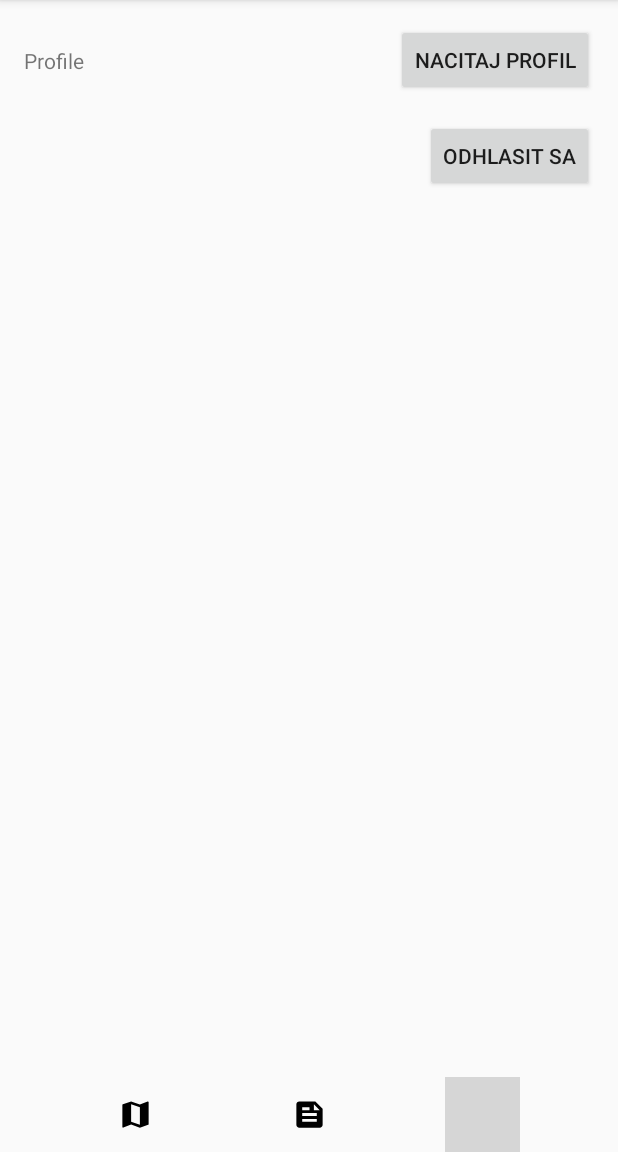
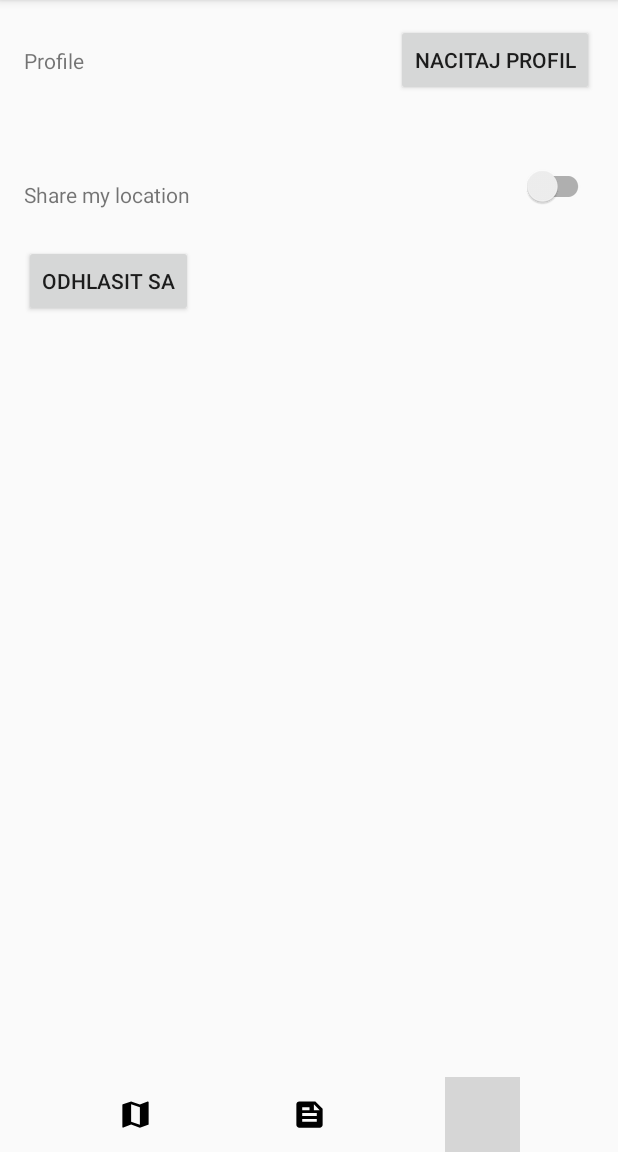
Before and after one commit to David-Baranec/mobv, an Android app: the ProfileFragment screen opened through its navigation route, on a phone screen of 412 x 824 dp, the part 84-1236 px from its top. Run offline under Robolectric (Android 15) with nearby library versions, the phone set to English and light mode, and no system bars; our stand-ins replace data binding; grey boxes are pictures that could not be loaded.

Commit message:
feat: 5.6 done

```diff
--- a/app/build.gradle.kts
+++ b/app/build.gradle.kts
@@ -57,4 +57,5 @@ dependencies {
     implementation ("com.squareup.retrofit2:converter-moshi:2.5.0")
     implementation("androidx.lifecycle:lifecycle-viewmodel-ktx:2.6.2")
     implementation("androidx.lifecycle:lifecycle-livedata-ktx:2.6.2")
+    implementation("com.google.android.gms:play-services-location:18.0.0")
 }
--- a/app/src/main/AndroidManifest.xml
+++ b/app/src/main/AndroidManifest.xml
@@ -5,6 +5,7 @@
     <uses-permission android:name="android.permission.ACCESS_COARSE_LOCATION" />
     <uses-permission android:name="android.permission.ACCESS_NETWORK_STATE" />
     <uses-permission android:name="android.permission.INTERNET" />
+    <uses-permission android:name="android.permission.ACCESS_BACKGROUND_LOCATION" />
     <application
         android:allowBackup="true"
         android:dataExtractionRules="@xml/data_extraction_rules"
--- a/app/src/main/java/com/example/cvicenie2/data/PreferenceData.kt
+++ b/app/src/main/java/com/example/cvicenie2/data/PreferenceData.kt
@@ -34,7 +34,19 @@ class PreferenceData private constructor() {
 
         return User.fromJson(json)
     }
+    fun putSharing(context: Context?, sharing: Boolean) {
+        val sharedPref = getSharedPreferences(context) ?: return
+        val editor = sharedPref.edit()
+        editor.putBoolean(sharingKey, sharing)
+        editor.apply()
+    }
 
+    fun getSharing(context: Context?): Boolean {
+        val sharedPref = getSharedPreferences(context) ?: return false
+        val sharing = sharedPref.getBoolean(sharingKey, false)
+
+        return sharing
+    }
     companion object {
         @Volatile
         private var INSTANCE: PreferenceData? = null
@@ -49,6 +61,7 @@ class PreferenceData private constructor() {
 
         private const val shpKey = AppConfig.SharedPreferences_KEY
         private const val userKey = "userKey"
+        private const val sharingKey = "sharingKey"
 
 
     }
--- a/app/src/main/java/com/example/cvicenie2/fragments/ProfileFragment.kt
+++ b/app/src/main/java/com/example/cvicenie2/fragments/ProfileFragment.kt
@@ -1,6 +1,11 @@
 package com.example.cvicenie2.fragments
+import android.Manifest
+import android.content.Context
+import android.content.pm.PackageManager
 import android.os.Bundle
 import android.view.View
+import androidx.activity.result.contract.ActivityResultContracts
+import androidx.core.content.ContextCompat
 import androidx.fragment.app.Fragment
 import com.example.cvicenie2.BottomBar
 import com.example.cvicenie2.R
@@ -14,6 +19,20 @@ import com.google.android.material.snackbar.Snackbar
 class ProfileFragment : Fragment(R.layout.fragment_profile) {
     private lateinit var viewModel: ProfileViewModel
     private var binding: FragmentProfileBinding? = null
+    private val PERMISSIONS_REQUIRED = arrayOf(Manifest.permission.ACCESS_FINE_LOCATION)
+
+    val requestPermissionLauncher =
+        registerForActivityResult(
+            ActivityResultContracts.RequestPermission()
+        ) { isGranted: Boolean ->
+            if (!isGranted) {
+                viewModel.sharingLocation.postValue(false)
+            }
+        }
+
+    fun hasPermissions(context: Context) = PERMISSIONS_REQUIRED.all {
+        ContextCompat.checkSelfPermission(context, it) == PackageManager.PERMISSION_GRANTED
+    }
 
     override fun onCreate(savedInstanceState: Bundle?) {
         super.onCreate(savedInstanceState)
@@ -55,6 +74,27 @@ class ProfileFragment : Fragment(R.layout.fragment_profile) {
                     ).show()
                 }
             }
+            viewModel.sharingLocation.postValue(
+                PreferenceData.getInstance().getSharing(requireContext())
+            )
+
+            viewModel.sharingLocation.observe(viewLifecycleOwner) {
+                it?.let {
+                    if (it) {
+                        if (!hasPermissions(requireContext())) {
+                            viewModel.sharingLocation.postValue(false)
+                            requestPermissionLauncher.launch(
+                                Manifest.permission.ACCESS_FINE_LOCATION
+                            )
+                        } else {
+                            PreferenceData.getInstance().putSharing(requireContext(), true)
+                        }
+                    } else {
+                        PreferenceData.getInstance().putSharing(requireContext(), false)
+                    }
+                }
+            }
+
         }
     }
 }
--- a/app/src/main/java/com/example/cvicenie2/viewmodels/ProfileViewModel.kt
+++ b/app/src/main/java/com/example/cvicenie2/viewmodels/ProfileViewModel.kt
@@ -14,8 +14,9 @@ class ProfileViewModel(private val dataRepository: DataRepository) : ViewModel()
     val profileResult: LiveData<String> get() = _profileResult
 
     private val _userResult = MutableLiveData<User?>()
+
     val userResult: LiveData<User?> get() = _userResult
-
+    val sharingLocation = MutableLiveData<Boolean?>(null)
     fun loadUser(uid: String) {
         viewModelScope.launch {
             val result = dataRepository.apiGetUser(uid)
--- a/app/src/main/res/layout/fragment_profile.xml
+++ b/app/src/main/res/layout/fragment_profile.xml
@@ -1,15 +1,12 @@
 <?xml version="1.0" encoding="utf-8"?>
-
-<layout xmlns:android="http://schemas.android.com/apk/res/android"
+<layout xmlns:tools="http://schemas.android.com/tools"
+    xmlns:android="http://schemas.android.com/apk/res/android"
     xmlns:app="http://schemas.android.com/apk/res-auto">
-
     <data>
         <variable
             name="model"
             type="com.example.cvicenie2.viewmodels.ProfileViewModel" />
-
     </data>
-
     <androidx.constraintlayout.widget.ConstraintLayout
         android:layout_width="match_parent"
         android:layout_height="match_parent">
@@ -22,17 +19,14 @@
             app:layout_constraintTop_toTopOf="@id/load_profile_btn"
             app:layout_constraintBottom_toBottomOf="@id/load_profile_btn"
             app:layout_constraintStart_toStartOf="parent" />
-
         <TextView
             android:id="@+id/name"
             android:text="@{model.userResult.username}"
-            app:layout_constraintTop_toBottomOf="@id/logout_btn"
+            app:layout_constraintTop_toBottomOf="@id/textView"
             app:layout_constraintStart_toStartOf="parent"
-            app:layout_constraintEnd_toEndOf="parent"
             android:layout_margin="@dimen/activity_horizontal_margin"
             android:layout_width="wrap_content"
             android:layout_height="wrap_content" />
-
         <Button
             android:id="@+id/load_profile_btn"
             android:text="@string/nacitaj_profil"
@@ -42,13 +36,36 @@
             app:layout_constraintTop_toTopOf="parent"
             android:layout_margin="@dimen/activity_horizontal_margin" />
 
+        <TextView
+            android:id="@+id/location_label"
+            android:layout_width="124dp"
+            android:layout_height="27dp"
+            android:layout_marginStart="16dp"
+            android:text="Share my location"
+            app:layout_constraintBottom_toBottomOf="@id/location_switch"
+            app:layout_constraintStart_toStartOf="parent"
+            app:layout_constraintTop_toTopOf="@id/location_switch"
+            app:layout_constraintVertical_bias="1.0" />
+
+
+        <androidx.appcompat.widget.SwitchCompat
+            android:id="@+id/location_switch"
+            android:layout_width="89dp"
+            android:layout_height="46dp"
+            android:layout_margin="16dp"
+            android:layout_marginTop="16dp"
+            android:layout_marginEnd="36dp"
+            android:checked="@={model.sharingLocation}"
+            app:layout_constraintEnd_toEndOf="parent"
+            app:layout_constraintTop_toBottomOf="@id/name" />
+
         <Button
             android:id="@+id/logout_btn"
             android:text="@string/odhlasit_sa"
             android:layout_width="wrap_content"
             android:layout_height="wrap_content"
-            app:layout_constraintEnd_toEndOf="parent"
-            app:layout_constraintTop_toBottomOf="@id/load_profile_btn"
+            app:layout_constraintStart_toStartOf="parent"
+            app:layout_constraintTop_toBottomOf="@id/location_label"
             android:layout_margin="@dimen/activity_horizontal_margin" />
 
 
--- /dev/null
+++ b/app/src/main/res/values/string_mapbox.xml
@@ -0,0 +1,5 @@
+<?xml version="1.0" encoding="utf-8"?>
+<resources>
+    <string name="mapbox_access_token" translatable="false">pk.eyJ1IjoieGJhcmFuZWNkIiwiYSI6ImNsbm13MWozejAwOTAydnBmZnZrcWl2eTMifQ.EJhgjDiQTbbtYbPLYw_5BQ</string>
+
+</resources>
--- a/app/src/main/res/values/strings.xml
+++ b/app/src/main/res/values/strings.xml
@@ -6,7 +6,6 @@
     <string name="map" translatable="false">Map</string>
     <string name="feed" translatable="false">Feed</string>
     <string name="profile" translatable="false">Profile</string>
-    <string name="mapbox_access_token" translatable="false">pk.eyJ1IjoieGJhcmFuZWNkIiwiYSI6ImNsbm13MWozejAwOTAydnBmZnZrcWl2eTMifQ.EJhgjDiQTbbtYbPLYw_5BQ</string>
     <string name="email" translatable="false">Email:</string>
     <string name="zadajte_email" translatable="false">Zadajte email</string>
     <string name="username" translatable="false">Username:</string>
--- a/settings.gradle.kts
+++ b/settings.gradle.kts
@@ -5,7 +5,11 @@ pluginManagement {
         gradlePluginPortal()
     }
 }
+val properties = java.util.Properties()
+file("local.properties").inputStream().use { properties.load(it) }
 
+// add to local.properties mapboxPrivateKey= ""
+val mapboxPrivateKey: String? = properties.getProperty("mapboxPrivateKey")
 dependencyResolutionManagement {
     repositoriesMode.set(RepositoriesMode.FAIL_ON_PROJECT_REPOS)
     repositories {
@@ -15,7 +19,8 @@ dependencyResolutionManagement {
             url = uri("https://api.mapbox.com/downloads/v2/releases/maven")
             credentials {
                 username = "mapbox"
-                password = "sk.eyJ1IjoieGJhcmFuZWNkIiwiYSI6ImNsbzM1OW0yODBlaTIybXVkZmp2aWRrZmcifQ.Eq9Y6VGWGVN2gkoJ3Yl1TQ"
+                password = mapboxPrivateKey
+                //password = "sk.eyJ1IjoieGJhcmFuZWNkIiwiYSI6ImNsbzM1OW0yODBlaTIybXVkZmp2aWRrZmcifQ.Eq9Y6VGWGVN2gkoJ3Yl1TQ"
             }
             authentication {
                 create<BasicAuthentication>("basic")
```
